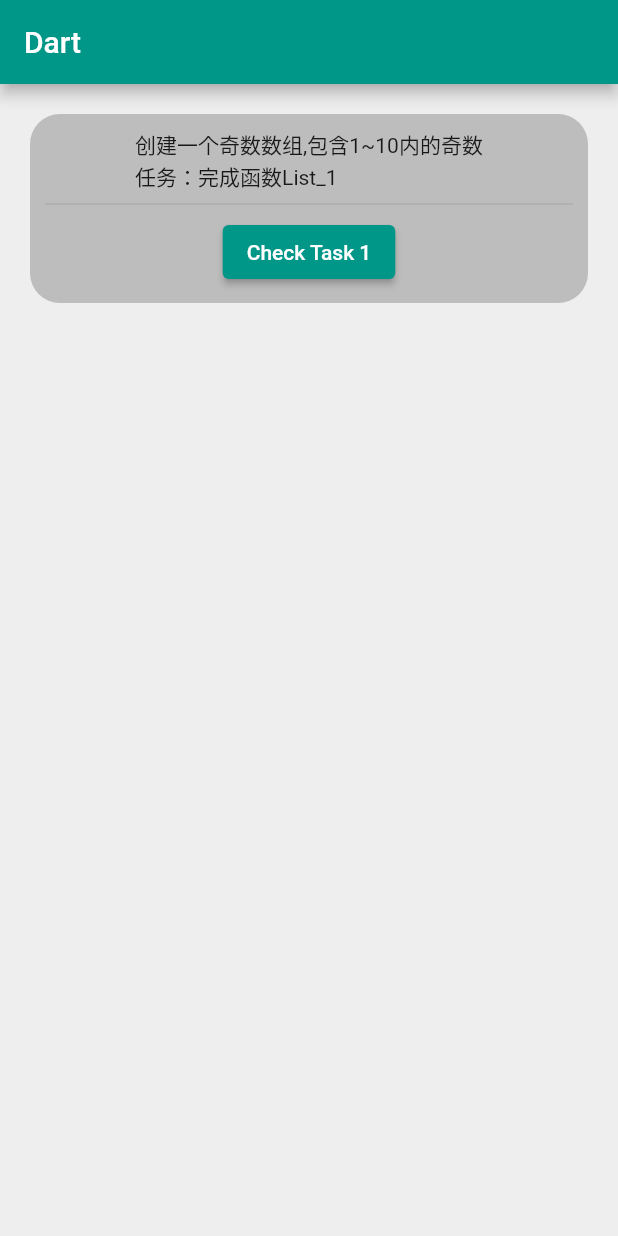
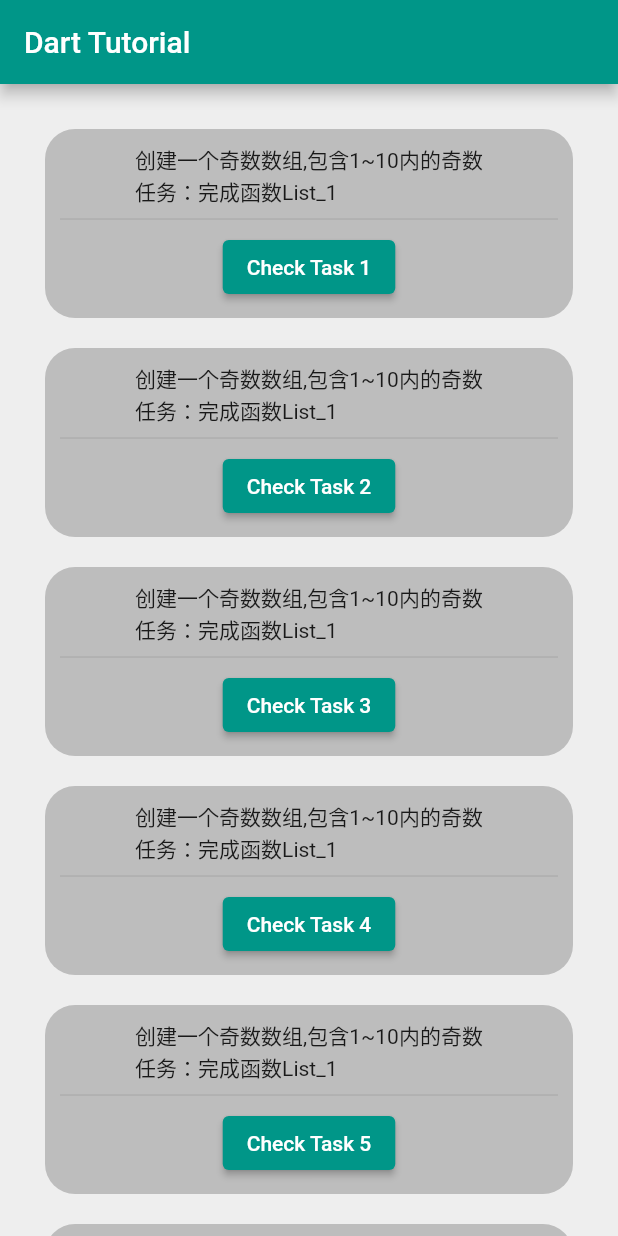
Before and after one commit to w6rsty/Dart_Tutoiral, a Flutter app: the screen it shows after launch, on a phone screen of 412 x 824 dp. Run offline on Flutter 3.47's test engine with Material 2 defaults, Android fonts, the phone set to English and light mode, and no system bars; missing offline and left inert: dart:ffi.

Commit message:
optimize:(优化UI)

```diff
--- a/lib/main.dart
+++ b/lib/main.dart
@@ -17,13 +17,18 @@ class MyApp extends StatelessWidget {
       home: Scaffold(
         backgroundColor: Colors.grey[200],
         appBar: AppBar(
-          title: Text("Dart"),
+          title: const Text("Dart Tutorial"),
         ),
         body: SingleChildScrollView(
-          padding: EdgeInsets.all(20.0),
+          padding: const EdgeInsets.all(20.0),
           child: Column(
             children: [
-              Task(1, "创建一个奇数数组,包含1~10内的奇数\n任务：完成函数List_1", list_1)
+              Task(1, "创建一个奇数数组,包含1~10内的奇数\n任务：完成函数List_1", list_1),
+              Task(2, "创建一个奇数数组,包含1~10内的奇数\n任务：完成函数List_1", list_1),
+              Task(3, "创建一个奇数数组,包含1~10内的奇数\n任务：完成函数List_1", list_1),
+              Task(4, "创建一个奇数数组,包含1~10内的奇数\n任务：完成函数List_1", list_1),
+              Task(5, "创建一个奇数数组,包含1~10内的奇数\n任务：完成函数List_1", list_1),
+              Task(6, "创建一个奇数数组,包含1~10内的奇数\n任务：完成函数List_1", list_1),
             ],
           ),
         ),
--- a/lib/question.dart
+++ b/lib/question.dart
@@ -1,13 +1,17 @@
+import 'package:collection/collection.dart';
+
 bool list_1() {
   // TODO: 创建一个奇数数组,包含1~10内的奇数
-  var your_list;
-
+  var your_answer; // 使用循环创建这个数组
 
 
   // 不许改这里 :)
-  if (your_list == [1,3,5,7,9]) {
+  const answer = [1,3,5,7,9];
+  if (const ListEquality().equals(answer, your_answer)) {
+
     return true;
   } else {
+    print("你的答案 $your_answer  正确答案 $answer");
     return false;
   }
 }
--- a/lib/task.dart
+++ b/lib/task.dart
@@ -1,20 +1,23 @@
+import 'dart:ffi';
+
 import 'package:flutter/material.dart';
 
 typedef task_f = bool Function();
 
 class Task extends StatelessWidget {
   Task(
-      this.task_id,
+      this.taskId,
       this.question,
       this.task,
       {Key? key}) : super(key: key);
-  final task_id;
+  final taskId;
   task_f task;
   String question;
 
   @override
   Widget build(BuildContext context) {
     return Container(
+      margin: const EdgeInsets.all(10.0),
       padding: const EdgeInsets.all(10.0),
       width: double.infinity,
       decoration: BoxDecoration(
@@ -24,17 +27,17 @@ class Task extends StatelessWidget {
       child: Column(
         children: [
           Text(question),
-          Divider(),
+          const Divider(),
           ElevatedButton(
               onPressed: () => {
                 if (task()) {
                   // TODO 错误反馈
-
+                  print("\x1b[32;1m[Task $taskId] 正确\x1b[0m")
                 } else {
-                  print("Task_1 错误")
+                  print("\x1b[31;1m[Task $taskId] 错误\x1b[0m")
                 }
               },
-              child: Text("Check Task ${task_id}")),
+              child: Text("Check Task $taskId")),
         ],
       ),
     );
```
